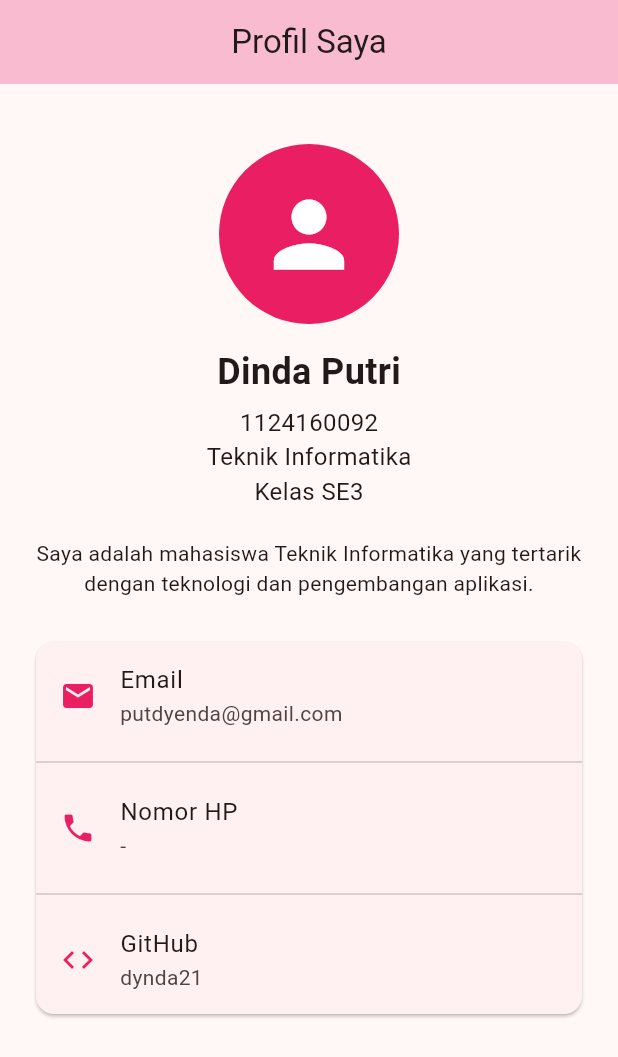
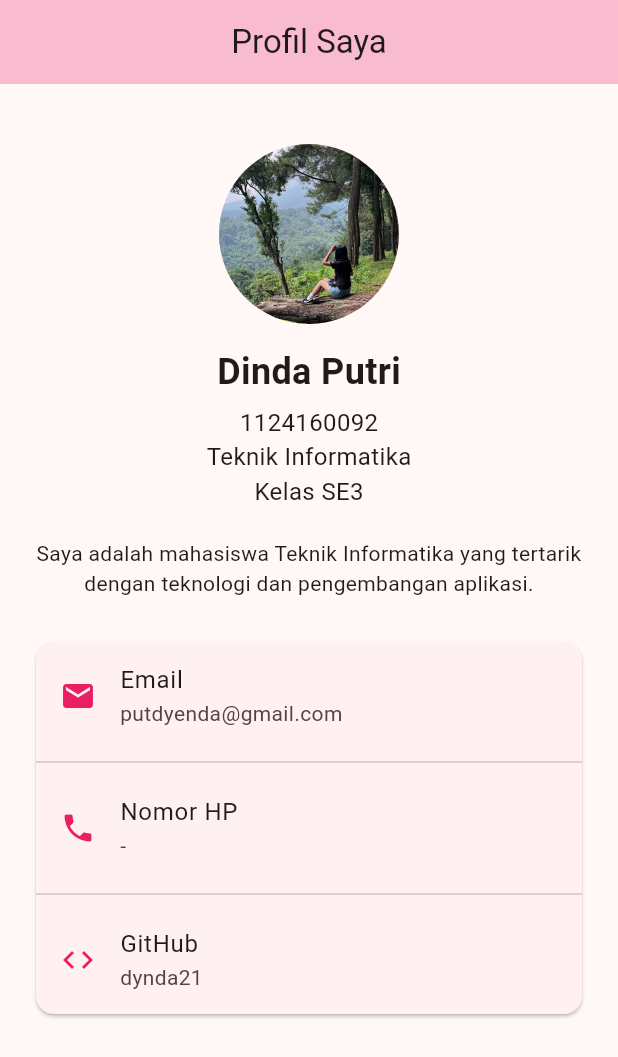
Before and after one commit to dynda21/soal2-profil-app, a Flutter app: the ProfilePage screen opened directly, on a phone screen of 412 x 824 dp. Shown: the top 1057 px of the screen. Run offline on Flutter 3.47's test engine with Material 3 defaults, Android fonts, the phone set to English and light mode, and no system bars.

Commit message:
tahap 6: menambahkan foto profil

```diff
--- a/lib/screens/profile_page.dart
+++ b/lib/screens/profile_page.dart
@@ -21,8 +21,7 @@ class ProfilePage extends StatelessWidget {
 
             const CircleAvatar(
               radius: 60,
-              backgroundColor: Colors.pink,
-              child: Icon(Icons.person, size: 70, color: Colors.white),
+              backgroundImage: AssetImage('assets/images/dinda.jpeg'),
             ),
 
             const SizedBox(height: 15),
--- a/pubspec.yaml
+++ b/pubspec.yaml
@@ -57,6 +57,10 @@ flutter:
   # the material Icons class.
   uses-material-design: true
 
+
+  assets:
+   - assets/images/
+
   # To add assets to your application, add an assets section, like this:
   # assets:
   #   - images/a_dot_burr.jpeg
```
Also changed, not shown: assets/images/dinda.jpeg (added).
